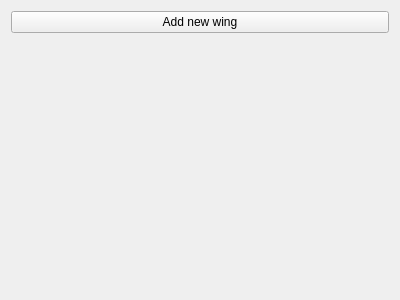
Old version of the form TIGLViewer/src/modificators/ModificatorWingsWidget.ui in the repository DLR-SC/tigl.
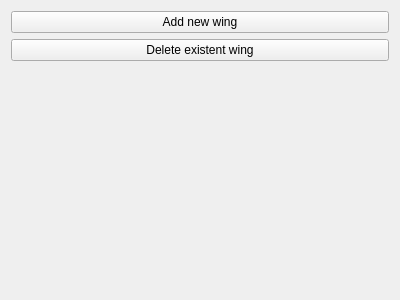
New version of the form.

Commit message: Add delete wing interface

The edit to the form file:
```diff
--- a/TIGLViewer/src/modificators/ModificatorWingsWidget.ui
+++ b/TIGLViewer/src/modificators/ModificatorWingsWidget.ui
@@ -21,6 +21,13 @@
      </property>
     </widget>
    </item>
+   <item>
+    <widget class="QPushButton" name="deleteWingBtn">
+     <property name="text">
+      <string>Delete existent wing</string>
+     </property>
+    </widget>
+   </item>
    <item>
     <spacer name="verticalSpacer">
      <property name="orientation">
```
The commit also changes 5 other files.
